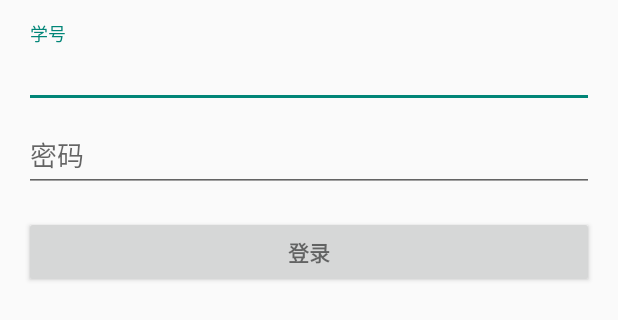
After one commit to SNNU-CS/SNNU-Android, an Android app: the layout activity_login.xml on its own in the app's theme, with its tools: preview values and no code run, on a phone screen of 412 x 824 dp. The commit adds this screen. Shown: the top 320 px of the screen. Run offline under Robolectric (Android 15) with nearby library versions, the phone set to English and light mode, and no system bars.

Commit message:
feat: 教务处登录

```diff
--- a/app/build.gradle
+++ b/app/build.gradle
@@ -33,4 +33,5 @@ dependencies {
     implementation 'com.github.medyo:android-about-page:1.2.4'
     implementation 'com.android.support:recyclerview-v7:26.1.0'
     implementation 'com.android.support:cardview-v7:22.2.0'
+    implementation 'com.google.code.gson:gson:2.8.5'
 }
--- /dev/null
+++ b/app/src/main/res/layout/activity_login.xml
@@ -0,0 +1,78 @@
+<?xml version="1.0" encoding="utf-8"?>
+<LinearLayout xmlns:android="http://schemas.android.com/apk/res/android"
+    xmlns:tools="http://schemas.android.com/tools"
+    android:layout_width="match_parent"
+    android:layout_height="match_parent"
+    android:gravity="center_horizontal"
+    android:orientation="vertical"
+    android:paddingLeft="@dimen/activity_horizontal_margin"
+    android:paddingTop="@dimen/activity_vertical_margin"
+    android:paddingRight="@dimen/activity_horizontal_margin"
+    android:paddingBottom="@dimen/activity_vertical_margin"
+    tools:context=".LoginActivity">
+
+    <!-- Login progress -->
+    <ProgressBar
+        android:id="@+id/login_progress"
+        style="?android:attr/progressBarStyleLarge"
+        android:layout_width="wrap_content"
+        android:layout_height="wrap_content"
+        android:layout_marginBottom="8dp"
+        android:visibility="gone" />
+
+    <ScrollView
+        android:id="@+id/login_form"
+        android:layout_width="match_parent"
+        android:layout_height="match_parent">
+
+        <LinearLayout
+            android:id="@+id/email_login_form"
+            android:layout_width="match_parent"
+            android:layout_height="wrap_content"
+            android:orientation="vertical">
+
+            <android.support.design.widget.TextInputLayout
+                android:layout_width="match_parent"
+                android:layout_height="wrap_content">
+
+                <AutoCompleteTextView
+                    android:id="@+id/email"
+                    android:layout_width="match_parent"
+                    android:layout_height="wrap_content"
+                    android:hint="@string/prompt_email"
+                    android:inputType="numberSigned"
+                    android:maxLines="1"
+                    android:singleLine="true" />
+
+            </android.support.design.widget.TextInputLayout>
+
+            <android.support.design.widget.TextInputLayout
+                android:layout_width="match_parent"
+                android:layout_height="wrap_content">
+
+                <EditText
+                    android:id="@+id/password"
+                    android:layout_width="match_parent"
+                    android:layout_height="wrap_content"
+                    android:hint="@string/prompt_password"
+                    android:imeActionId="6"
+                    android:imeActionLabel="@string/action_sign_in_short"
+                    android:imeOptions="actionUnspecified"
+                    android:inputType="textPassword"
+                    android:maxLines="1"
+                    android:singleLine="true" />
+
+            </android.support.design.widget.TextInputLayout>
+
+            <Button
+                android:id="@+id/email_sign_in_button"
+                style="?android:textAppearanceSmall"
+                android:layout_width="match_parent"
+                android:layout_height="wrap_content"
+                android:layout_marginTop="16dp"
+                android:text="@string/action_sign_in"
+                android:textStyle="bold" />
+
+        </LinearLayout>
+    </ScrollView>
+</LinearLayout>
--- /dev/null
+++ b/app/src/main/res/values/dimens.xml
@@ -0,0 +1,5 @@
+<resources>
+    <!-- Default screen margins, per the Android Design guidelines. -->
+    <dimen name="activity_horizontal_margin">16dp</dimen>
+    <dimen name="activity_vertical_margin">16dp</dimen>
+</resources>
--- a/app/src/main/res/values/strings.xml
+++ b/app/src/main/res/values/strings.xml
@@ -4,4 +4,17 @@
     <!-- TODO: Remove or change this placeholder text -->
     <string name="hello_blank_fragment">Hello blank fragment</string>
     <string name="copy_right">CopyRight</string>
+    <string name="title_activity_login">Sign in</string>
+    <!-- Strings related to login -->
+    <string name="prompt_email">学号</string>
+    <string name="prompt_password">密码</string>
+    <string name="action_sign_in">登录</string>
+    <string name="action_sign_in_short">Sign in</string>
+    <string name="error_invalid_email">学号不合法</string>
+    <string name="error_invalid_password">密码过短</string>
+    <string name="error_incorrect_password">密码错误,请重试!</string>
+    <string name="error_field_required">学号是必须的</string>
+    <string name="permission_rationale">"Contacts permissions are needed for providing email
+        completions."
+    </string>
 </resources>
```
Also changed, not shown: app/src/main/AndroidManifest.xml (+9 -3 lines), app/src/main/java/io/github/zhaoqi99/snnu_android/LoginActivity.java (added, +356 -0 lines), app/src/main/java/io/github/zhaoqi99/snnu_android/LoginResult.java (added, +17 -0 lines), app/src/main/java/io/github/zhaoqi99/snnu_android/MainActivity.java (+8 -0 lines), app/src/main/java/io/github/zhaoqi99/snnu_android/httprequest.java (added, +44 -0 lines).
